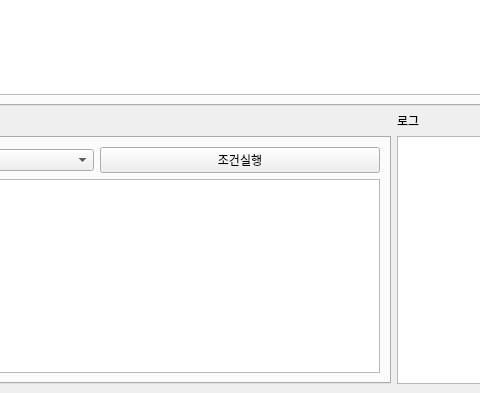
Qt form ui/autotrade.ui (BTB80/kiwoom-auto-trader) before a commit; both pictures show x 206 to 686 and y 424 to 817 of the 1200 by 817 pixel window.
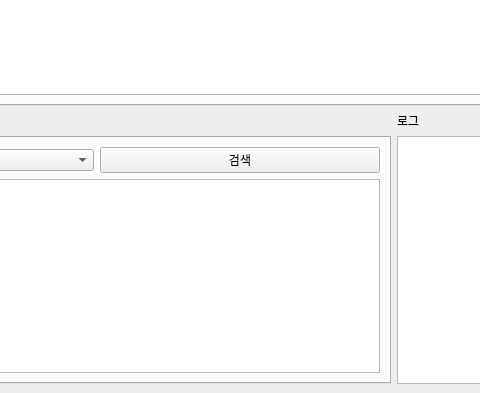
The same form after that commit. The open tabs and pages were chosen to show the change.

Commit message: 설정화상태로 되돌림

The edit to the form file:
```diff
--- a/ui/autotrade.ui
+++ b/ui/autotrade.ui
@@ -182,7 +182,7 @@
           <item>
            <layout class="QHBoxLayout">
             <item><widget class="QComboBox" name="condition_dropdown"/></item>
-            <item><widget class="QPushButton" name="condition_search_button"><property name="text"><string>조건실행</string></property></widget></item>
+            <item><widget class="QPushButton" name="condition_search_button"><property name="text"><string>검색</string></property></widget></item>
            </layout>
           </item>
           <item><widget class="QTableWidget" name="condition_table"/></item>
```
